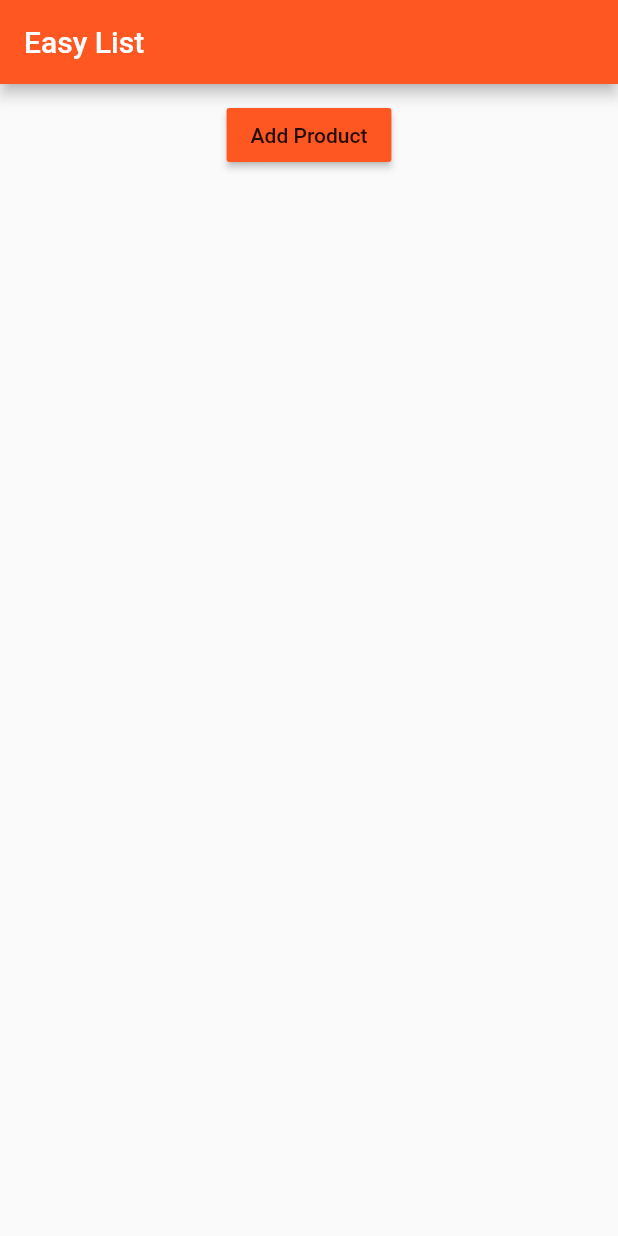
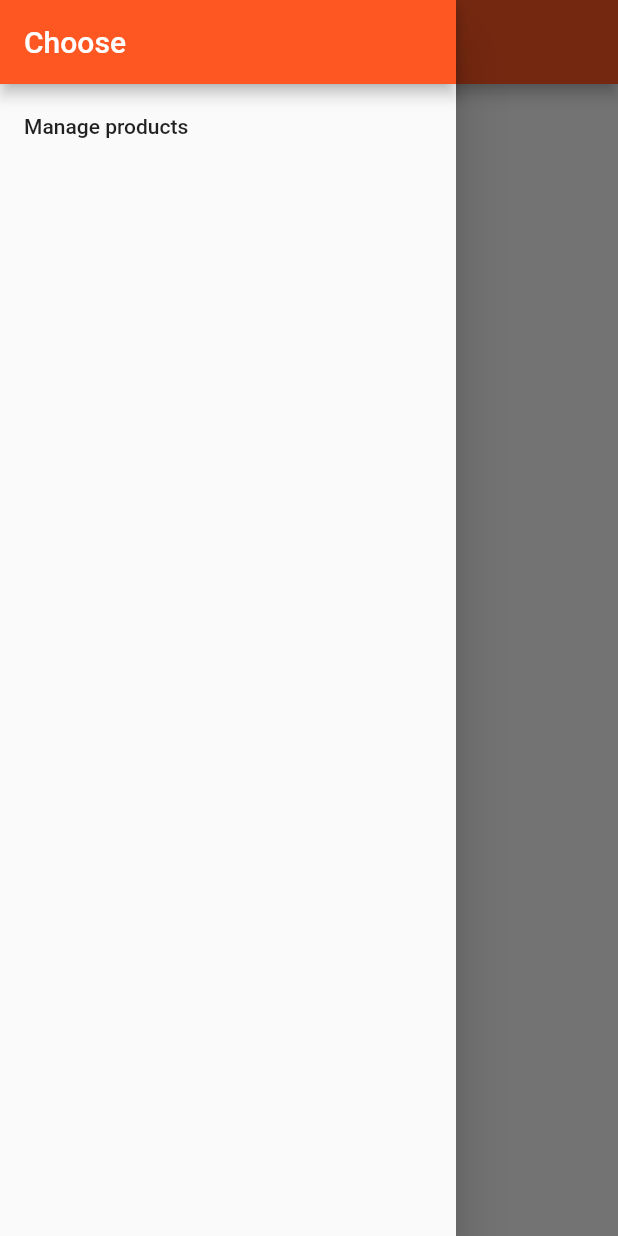
Before and after one commit to AlexKenbo/edu_adv.list-view, a Flutter app: the ProductsPage screen opened directly, with the side drawer open (before the commit the screen has no drawer), on a phone screen of 412 x 824 dp. Run offline on Flutter 3.47's test engine with Material 2 defaults, Android fonts, the phone set to English and light mode, and no system bars.

```diff
--- a/lib/pages/products.dart
+++ b/lib/pages/products.dart
@@ -6,6 +6,21 @@ class ProductsPage extends StatelessWidget {
     Widget build(BuildContext context) {
       // TODO: implement build
       return Scaffold(
+        drawer: Drawer(
+          child: Column(
+            children: <Widget>[
+              AppBar(
+                automaticallyImplyLeading: false, //выкл. автоматическое добавление др. элементов, - иконка бутерброд
+                title: Text('Choose'),
+              ),
+              ListTile(
+                title: Text('Manage products'),
+                onTap: (){},
+              )
+
+            ],
+          ),
+        ),
         appBar: AppBar(
           title: Text('Easy List'),
         ),
```
